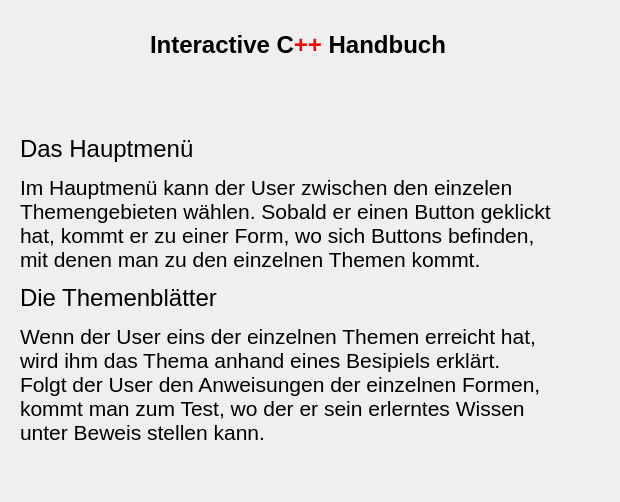
First picture: the form in handbuch.ui, repository Megamezzomixer/Interactivecplusplus, before the edit.
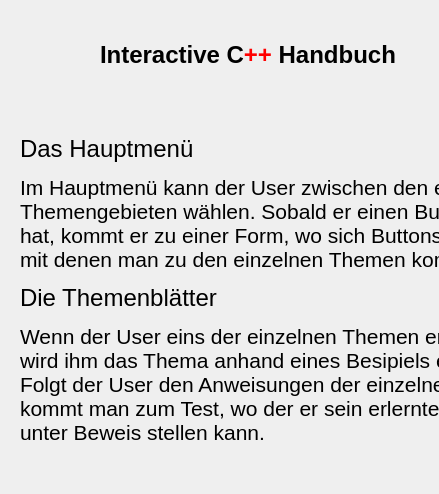
Second picture: the form after the edit.

```diff
--- a/handbuch.ui
+++ b/handbuch.ui
@@ -6,8 +6,8 @@
    <rect>
     <x>0</x>
     <y>0</y>
-    <width>620</width>
-    <height>502</height>
+    <width>439</width>
+    <height>494</height>
    </rect>
   </property>
   <property name="windowTitle">
@@ -16,8 +16,8 @@
   <widget class="QLabel" name="label">
    <property name="geometry">
     <rect>
-     <x>150</x>
-     <y>0</y>
+     <x>100</x>
+     <y>10</y>
      <width>301</width>
      <height>91</height>
     </rect>
```
